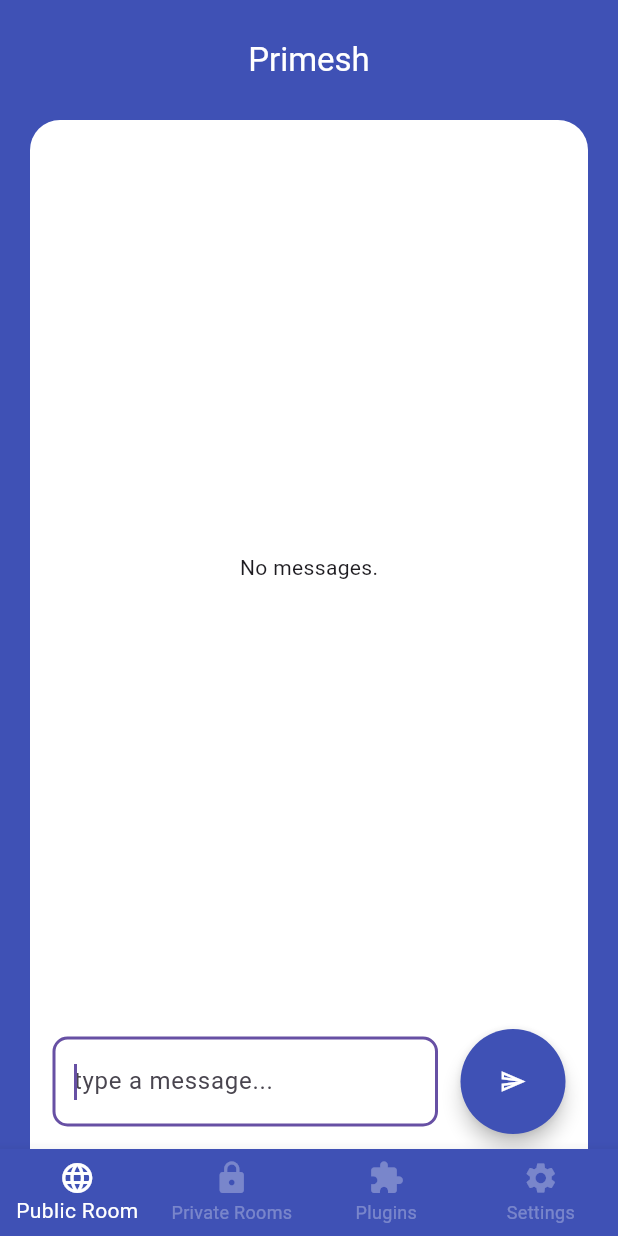
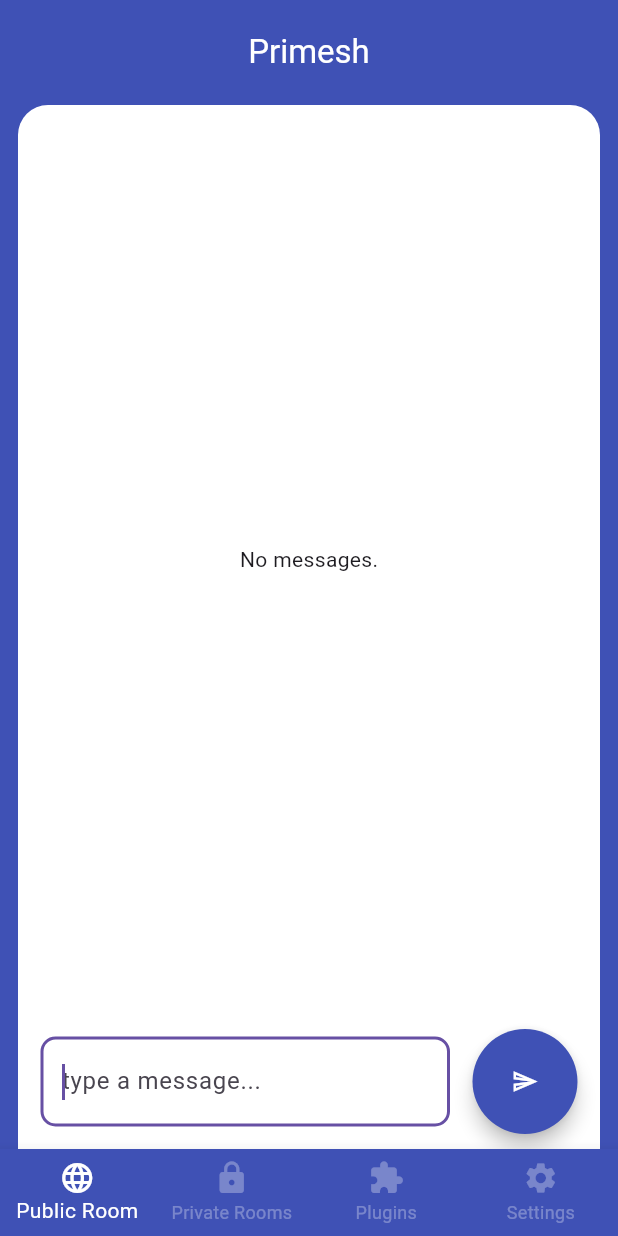
Before and after one commit to propriolui/primesh, a Flutter app: the screen it shows after launch, on a phone screen of 412 x 824 dp. Run offline on Flutter 3.47's test engine with Material 2 defaults, Android fonts, the phone set to English and light mode, and no system bars; our stand-ins replace sqflite, sqflite_common_ffi; missing offline and left inert: dart:ffi, protobuf, responsive_grid_list, window_size; accounts and stored records are empty.

Commit message:
fixed line of pixel between appbar and background

```diff
--- a/lib/chat/screens/public_room_widget.dart
+++ b/lib/chat/screens/public_room_widget.dart
@@ -4,6 +4,7 @@ import 'package:primesh/chat/widgets/chat_message_field.dart';
 import 'package:primesh/config/config.dart';
 import 'package:primesh/db/db_helper.dart';
 import 'package:primesh/db/models/message.dart';
+import 'package:primesh/utils/widgets/pages_bottom_menu_container.dart';
 
 class PublicRoom extends StatefulWidget {
   const PublicRoom({Key? key}) : super(key: key);
@@ -28,13 +29,7 @@ class _PublicRoomState extends State<PublicRoom> {
   @override
   Widget build(BuildContext context) {
     messages.then((data) => {message = data});
-    return Container(
-      margin: const EdgeInsets.symmetric(vertical: 0, horizontal: 20),
-      decoration: BoxDecoration(
-          color: contrast,
-          borderRadius: BorderRadius.only(
-              topLeft: Radius.circular(containersCorner),
-              topRight: Radius.circular(containersCorner))),
+    return PagesBottomMenuContainer(
       child: Column(
         children: <Widget>[
           Expanded(
--- a/lib/home/screens/home.dart
+++ b/lib/home/screens/home.dart
@@ -31,20 +31,16 @@ class _HomeState extends State<Home> {
   @override
   Widget build(BuildContext context) {
     return Scaffold(
+      backgroundColor: primaryColor,
       appBar: AppBar(
         backgroundColor: primaryColor,
         foregroundColor: contrast,
         centerTitle: true,
         title: const Text('Primesh'),
-        elevation: 0,
-        toolbarHeight: 80,
+        elevation: 0.0,
+        toolbarHeight: 70,
       ),
-      body: Container(
-        color: primaryColor,
-        child: Center(
-          child: _widgetOptions.elementAt(_selectedIndex),
-        ),
-      ),
+      body: _widgetOptions.elementAt(_selectedIndex),
       bottomNavigationBar: BottomNavigationBar(
         type: BottomNavigationBarType.fixed,
         backgroundColor: primaryColor,
--- a/lib/settings/screens/setting_wifi.dart
+++ b/lib/settings/screens/setting_wifi.dart
@@ -13,7 +13,7 @@ class _SettingWifiState extends State<SettingWiFi> {
     return Scaffold(
       appBar: AppBar(
         centerTitle: true,
-        title: const Text("saro"),
+        title: const Text("Wi-Fi settings"),
         elevation: 0,
         toolbarHeight: 80,
       ),
--- /dev/null
+++ b/lib/utils/widgets/pages_bottom_menu_container.dart
@@ -0,0 +1,20 @@
+import 'package:flutter/material.dart';
+import 'package:primesh/config/config.dart';
+
+class PagesBottomMenuContainer extends StatelessWidget {
+  const PagesBottomMenuContainer({Key? key, required this.child})
+      : super(key: key);
+
+  final Widget child;
+  @override
+  Widget build(BuildContext context) {
+    return (Container(
+        margin: const EdgeInsets.fromLTRB(12, 0, 12, 0),
+        decoration: BoxDecoration(
+            color: contrast,
+            borderRadius: BorderRadius.only(
+                topLeft: Radius.circular(containersCorner),
+                topRight: Radius.circular(containersCorner))),
+        child: child));
+  }
+}
--- a/pubspec.yaml
+++ b/pubspec.yaml
@@ -49,6 +49,7 @@ dependencies:
     path:
     path_provider: ^2.0.11
     responsive_grid_list: ^1.2.5
+    space_fixer: ^0.1.1
 
 dev_dependencies:
     flutter_test:
```
Also changed, not shown: lib/chat/screens/chat_list.dart (+2 -7 lines), lib/chat/screens/private_room_widget.dart (+4 -21 lines), lib/plugins/screens/plugin_list.dart (+2 -7 lines), lib/settings/screens/setting_list.dart (+3 -7 lines), lib/utils/widgets/checkbox_element.dart (+22 -1 lines), lib/utils/widgets/pages_container.dart (added, +34 -0 lines), pubspec.lock.
